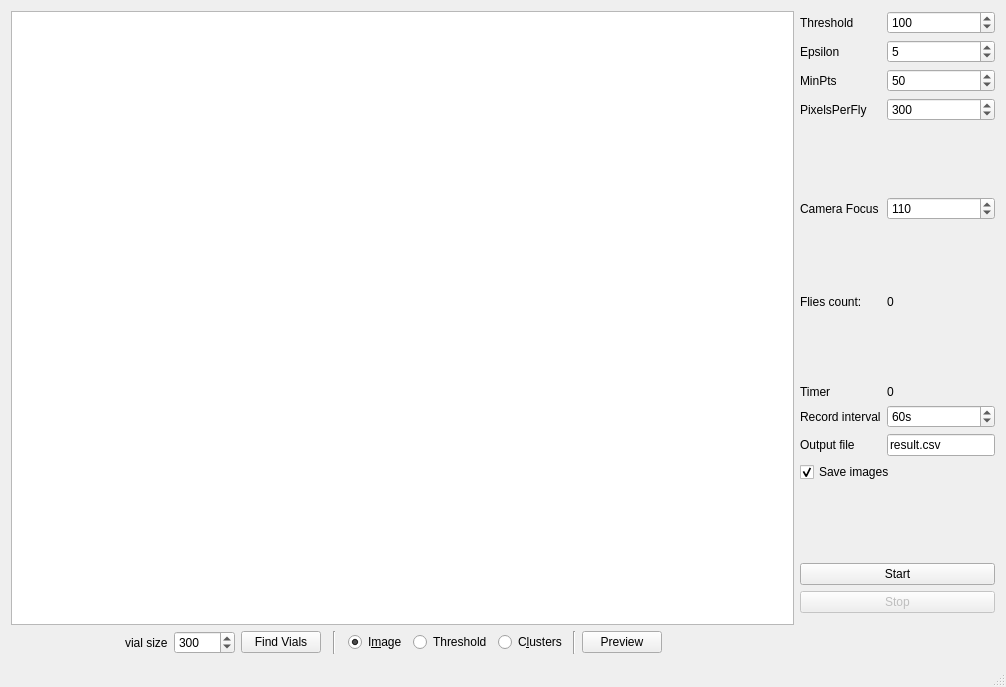
Above: mainwindow.ui from cbodenst/FlyDetector before the change. Below: the same form after it.
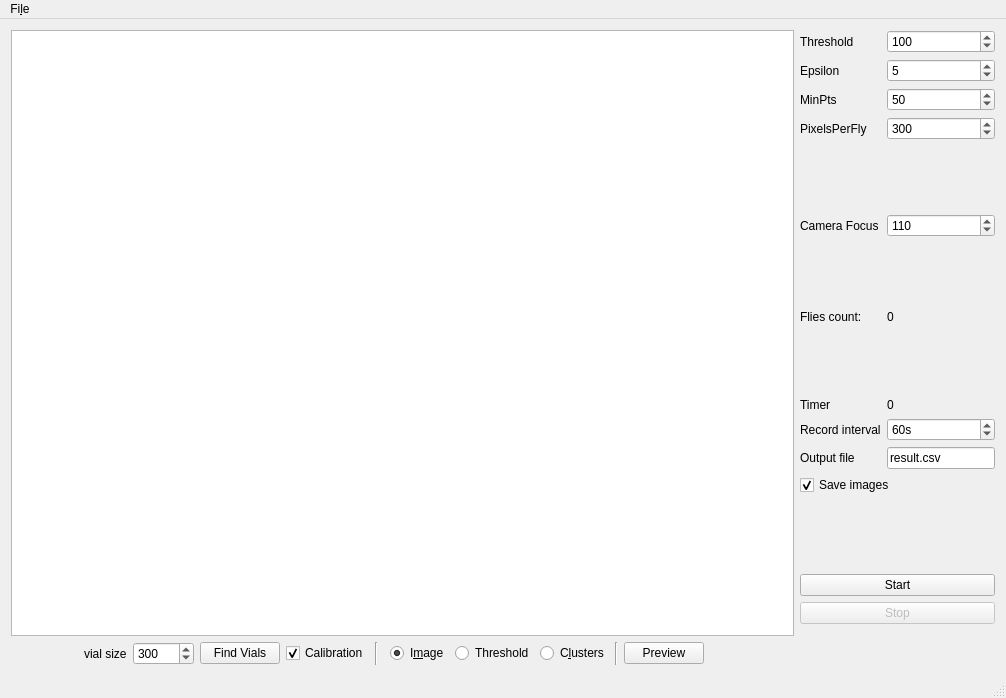
That is the form after the change.

Commit message: Settings, Vial sorting, Calibration

The edit to the form file:
```diff
--- a/mainwindow.ui
+++ b/mainwindow.ui
@@ -7,7 +7,7 @@
     <x>0</x>
     <y>0</y>
     <width>1006</width>
-    <height>687</height>
+    <height>698</height>
    </rect>
   </property>
   <property name="sizePolicy">
@@ -361,9 +361,47 @@
       </property>
      </widget>
     </item>
+    <item row="19" column="4">
+     <widget class="QCheckBox" name="Calibration">
+      <property name="text">
+       <string>Calibration</string>
+      </property>
+      <property name="checked">
+       <bool>true</bool>
+      </property>
+     </widget>
+    </item>
    </layout>
   </widget>
   <widget class="QStatusBar" name="statusBar"/>
+  <widget class="QMenuBar" name="menuBar">
+   <property name="geometry">
+    <rect>
+     <x>0</x>
+     <y>0</y>
+     <width>1006</width>
+     <height>27</height>
+    </rect>
+   </property>
+   <widget class="QMenu" name="menuFile">
+    <property name="title">
+     <string>Fi&amp;le</string>
+    </property>
+    <addaction name="actionSave"/>
+    <addaction name="actionLoad"/>
+   </widget>
+   <addaction name="menuFile"/>
+  </widget>
+  <action name="actionSave">
+   <property name="text">
+    <string>Save</string>
+   </property>
+  </action>
+  <action name="actionLoad">
+   <property name="text">
+    <string>Load</string>
+   </property>
+  </action>
  </widget>
  <layoutdefault spacing="6" margin="11"/>
  <resources/>
```
Left out of the diff: 136 changed lines with no effect on the pictures. The commit also changes 4 other files.
